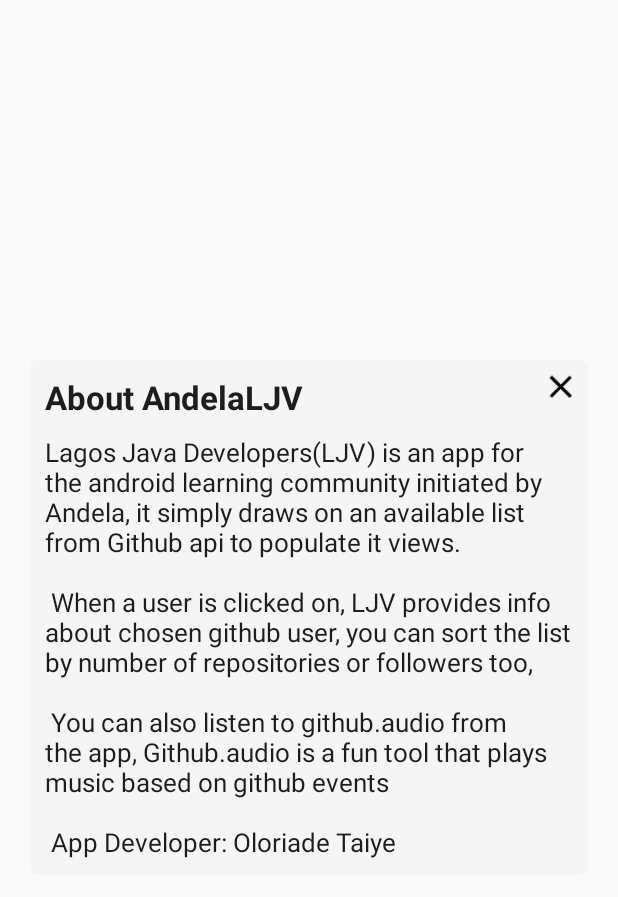
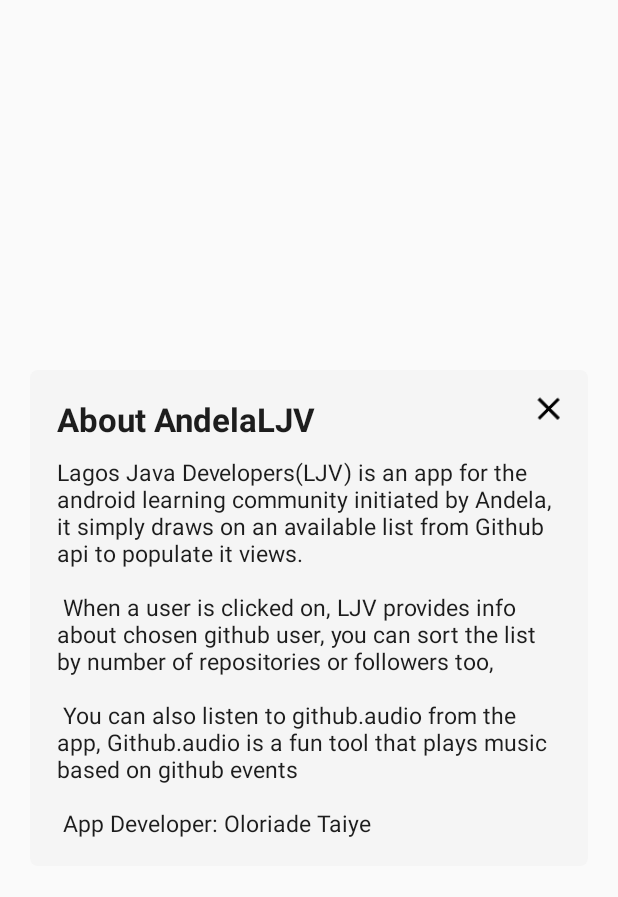
Before and after one commit to gloriousfury/AndelaLJD, an Android app: the layout activity_about.xml on its own in the app's theme, with its tools: preview values and no code run, on a phone screen of 412 x 824 dp. Shown: the top 897 px of the screen. Run offline under Robolectric (Android 15) with nearby library versions, the phone set to English and light mode, and no system bars.

Commit message:
general edits
general edits

```diff
--- a/app/src/main/java/com/alc/ljv/ui/activity/SingleUserActivity.java
+++ b/app/src/main/java/com/alc/ljv/ui/activity/SingleUserActivity.java
@@ -180,7 +180,7 @@ public class SingleUserActivity extends AppCompatActivity implements View.OnClic
                 public void run() {
                     onBackPressed();
                 }
-            }, 3000);
+            }, 2000);
 
 
         }
--- a/app/src/main/res/layout/activity_about.xml
+++ b/app/src/main/res/layout/activity_about.xml
@@ -25,6 +25,7 @@
         <RelativeLayout
             android:layout_width="match_parent"
             android:layout_height="match_parent"
+            android:layout_margin="@dimen/eight"
            >
 
             <TextView
@@ -45,7 +46,7 @@
                 android:layout_height="wrap_content"
                 android:textColor="@color/colorPrimaryDark"
                 android:text="@string/about_text"
-                android:textSize="@dimen/seventeen_text_size"
+                android:textSize="@dimen/fifteen_text_size"
                 android:layout_marginTop="@dimen/ten"
                 android:layout_below="@+id/title"
                 android:layout_marginRight="@dimen/ten"
```
